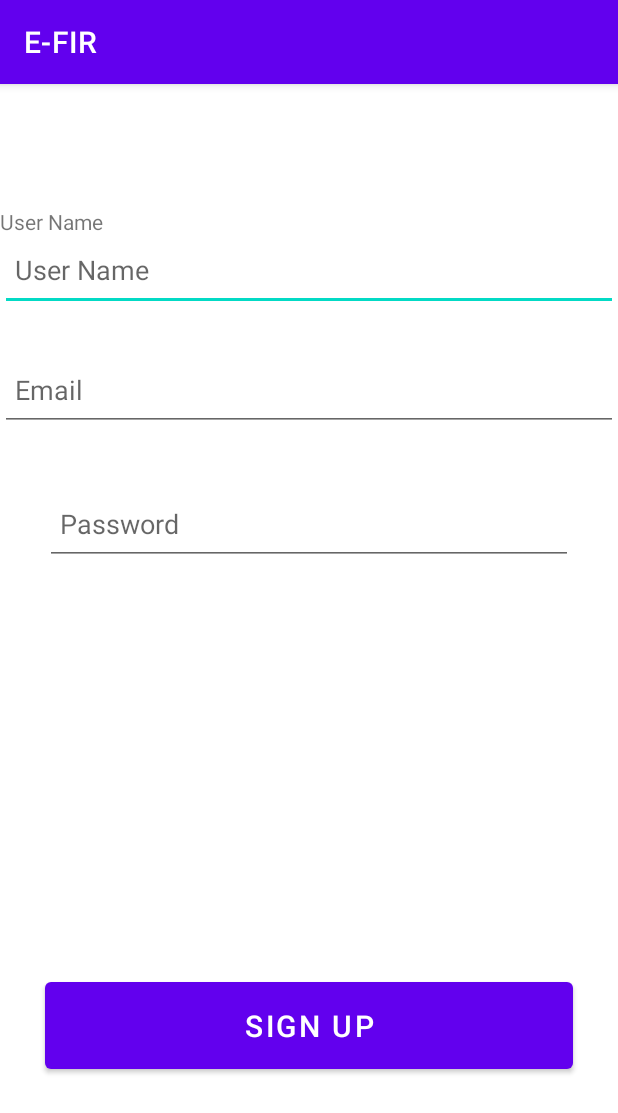
After one commit to viren06/E-FIR, an Android app: the Add_station_form screen opened directly, with no data from a screen before it, on a phone screen of 412 x 824 dp. The commit adds this screen. Shown: the top 1113 px of the screen. Run offline under Robolectric (Android 15) with nearby library versions, the phone set to English and light mode, and no system bars.

Commit message:
super admin , and add station

```diff
--- a/app/build.gradle
+++ b/app/build.gradle
@@ -23,6 +23,10 @@ android {
             proguardFiles getDefaultProguardFile('proguard-android-optimize.txt'), 'proguard-rules.pro'
         }
     }
+
+    buildFeatures{
+        viewBinding true
+    }
     compileOptions {
         sourceCompatibility JavaVersion.VERSION_1_8
         targetCompatibility JavaVersion.VERSION_1_8
--- a/app/src/main/AndroidManifest.xml
+++ b/app/src/main/AndroidManifest.xml
@@ -12,6 +12,13 @@
         android:supportsRtl="true"
         android:theme="@style/Theme.EFIR"
         tools:targetApi="31">
+        <activity
+            android:name=".Add_station_form"
+            android:exported="false">
+            <meta-data
+                android:name="android.app.lib_name"
+                android:value="" />
+        </activity>
         <activity
             android:name=".Superadmin_dashboard"
             android:exported="false">
--- /dev/null
+++ b/app/src/main/java/com/example/e_fir/Add_station_form.kt
@@ -0,0 +1,11 @@
+package com.example.e_fir
+
+import androidx.appcompat.app.AppCompatActivity
+import android.os.Bundle
+
+class Add_station_form : AppCompatActivity() {
+    override fun onCreate(savedInstanceState: Bundle?) {
+        super.onCreate(savedInstanceState)
+        setContentView(R.layout.activity_add_station_form)
+    }
+}
--- a/app/src/main/java/com/example/e_fir/Superadmin_dashboard.kt
+++ b/app/src/main/java/com/example/e_fir/Superadmin_dashboard.kt
@@ -1,11 +1,22 @@
 package com.example.e_fir
 
+import android.annotation.SuppressLint
+import android.content.Intent
 import androidx.appcompat.app.AppCompatActivity
 import android.os.Bundle
+import android.widget.Button
 
 class Superadmin_dashboard : AppCompatActivity() {
+    @SuppressLint("MissingInflatedId")
     override fun onCreate(savedInstanceState: Bundle?) {
         super.onCreate(savedInstanceState)
         setContentView(R.layout.activity_superadmin_dashboard)
+
+        val add_station=findViewById<Button>(R.id.button2)
+
+        add_station.setOnClickListener{
+            startActivity(Intent(this,Add_station_form::class.java))
+
+        }
     }
 }
--- /dev/null
+++ b/app/src/main/res/layout/activity_add_station_form.xml
@@ -0,0 +1,122 @@
+<?xml version="1.0" encoding="utf-8"?>
+<androidx.constraintlayout.widget.ConstraintLayout xmlns:android="http://schemas.android.com/apk/res/android"
+    xmlns:app="http://schemas.android.com/apk/res-auto"
+    xmlns:tools="http://schemas.android.com/tools"
+    android:layout_width="match_parent"
+    android:layout_height="match_parent"
+    tools:context=".Add_station_form">
+
+    <TextView
+        android:id="@+id/textView4"
+        android:layout_width="match_parent"
+        android:layout_height="wrap_content"
+        android:layout_marginTop="82dp"
+        android:text="User Name"
+        app:layout_constraintEnd_toEndOf="parent"
+        app:layout_constraintStart_toStartOf="parent"
+        app:layout_constraintTop_toTopOf="parent"
+        tools:ignore="MissingConstraints" />
+
+    <EditText
+        android:id="@+id/txtusernm"
+        android:layout_width="match_parent"
+        android:layout_height="50sp"
+        android:drawablePadding="20dp"
+        android:ems="10"
+        android:gravity="left"
+        android:hint="User Name"
+        android:inputType="textPersonName"
+        android:padding="10dp"
+        android:paddingLeft="10dp"
+        android:textColor="#FFFFFF"
+        app:layout_constraintEnd_toEndOf="parent"
+        app:layout_constraintStart_toStartOf="parent"
+        app:layout_constraintTop_toBottomOf="@+id/textView4"
+        tools:ignore="MissingConstraints" />
+
+    <EditText
+        android:id="@+id/txtemail"
+        android:layout_width="match_parent"
+        android:layout_height="50sp"
+        android:layout_marginTop="30dp"
+        android:drawablePadding="20dp"
+        android:ems="10"
+        android:gravity="left"
+        android:hint="Email"
+        android:inputType="textPersonName"
+        android:padding="10dp"
+        android:paddingLeft="10dp"
+        android:textColor="#FFFFFF"
+        app:layout_constraintEnd_toEndOf="parent"
+        app:layout_constraintStart_toStartOf="parent"
+        app:layout_constraintTop_toBottomOf="@+id/txtusernm"
+        tools:ignore="MissingConstraints" />
+
+    <EditText
+        android:id="@+id/txtpass"
+        android:layout_width="match_parent"
+        android:layout_height="50sp"
+        android:layout_marginStart="30dp"
+        android:layout_marginTop="39dp"
+        android:layout_marginEnd="30dp"
+        android:drawablePadding="20dp"
+        android:ems="10"
+        android:gravity="left"
+        android:hint="Password"
+        android:inputType="textPassword"
+        android:padding="10dp"
+        android:paddingLeft="10dp"
+        android:textColor="#FFFFFF"
+        app:layout_constraintEnd_toEndOf="parent"
+        app:layout_constraintHorizontal_bias="0.0"
+        app:layout_constraintStart_toStartOf="parent"
+        app:layout_constraintTop_toBottomOf="@+id/txtemail"
+        tools:ignore="MissingConstraints" />
+
+    <ImageView
+        android:id="@+id/imgupload"
+        android:layout_width="344dp"
+        android:layout_height="82dp"
+        android:layout_marginStart="30dp"
+        android:layout_marginTop="42dp"
+        android:layout_marginEnd="30dp"
+        android:contentDescription="TODO"
+        app:layout_constraintEnd_toEndOf="parent"
+        app:layout_constraintHorizontal_bias="0.428"
+        app:layout_constraintStart_toStartOf="parent"
+        app:layout_constraintTop_toBottomOf="@+id/txtpass"
+        tools:ignore="VectorDrawableCompat" />
+
+    <ProgressBar
+        android:id="@+id/progressBar"
+        style="?android:attr/progressBarStyle"
+        android:layout_width="5dp"
+        android:layout_height="5dp"
+        android:layout_marginBottom="376dp"
+        android:visibility="gone"
+        app:layout_constraintBottom_toBottomOf="parent"
+        app:layout_constraintEnd_toEndOf="parent"
+        app:layout_constraintHorizontal_bias="0.465"
+        app:layout_constraintStart_toStartOf="parent"
+        app:layout_constraintTop_toTopOf="@+id/txtpass"
+        tools:ignore="UnknownId" />
+
+
+
+    <Button
+        android:id="@+id/btnreg"
+        android:layout_width="match_parent"
+        android:layout_height="70dp"
+        android:layout_marginStart="30dp"
+        android:layout_marginTop="148dp"
+        android:layout_marginEnd="30dp"
+        android:text="SIGN UP"
+        android:textColor="#FFFFFF"
+        android:textSize="20dp"
+        app:layout_constraintEnd_toEndOf="parent"
+        app:layout_constraintHorizontal_bias="0.0"
+        app:layout_constraintStart_toStartOf="parent"
+        app:layout_constraintTop_toBottomOf="@+id/imgupload" />
+
+
+</androidx.constraintlayout.widget.ConstraintLayout>
--- a/app/src/main/res/layout/activity_superadmin_dashboard.xml
+++ b/app/src/main/res/layout/activity_superadmin_dashboard.xml
@@ -6,4 +6,16 @@
     android:layout_height="match_parent"
     tools:context=".Superadmin_dashboard">
 
+    <Button
+        android:id="@+id/button2"
+        android:layout_width="wrap_content"
+        android:layout_height="wrap_content"
+        android:layout_marginStart="135dp"
+        android:layout_marginTop="116dp"
+        android:layout_marginEnd="182dp"
+        android:text="Add Station"
+        app:layout_constraintEnd_toEndOf="parent"
+        app:layout_constraintHorizontal_bias="0.0"
+        app:layout_constraintStart_toStartOf="parent"
+        app:layout_constraintTop_toTopOf="parent" />
 </androidx.constraintlayout.widget.ConstraintLayout>
```
